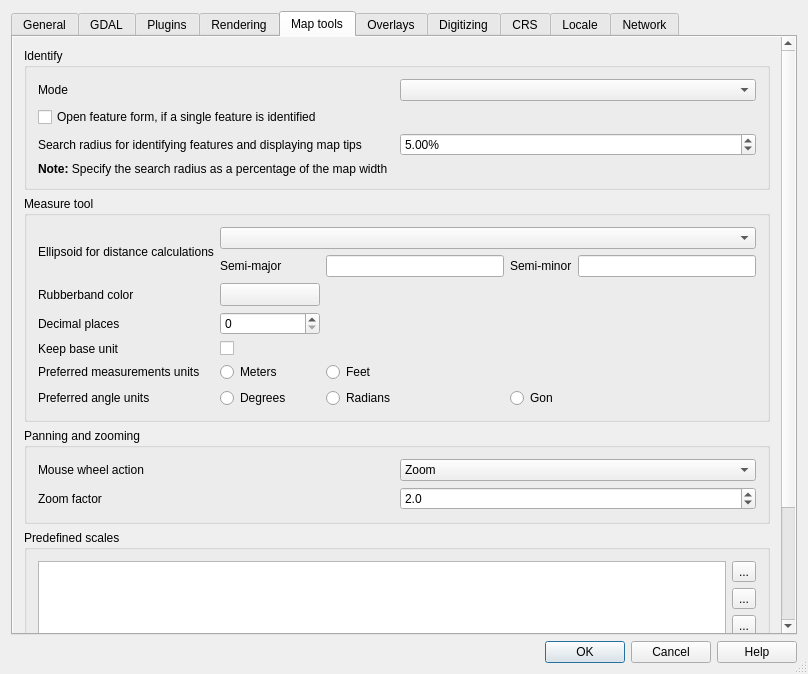
This is src/ui/qgsoptionsbase.ui in qgis/QGIS as Qt 5 draws it before an edit. The edited form follows.
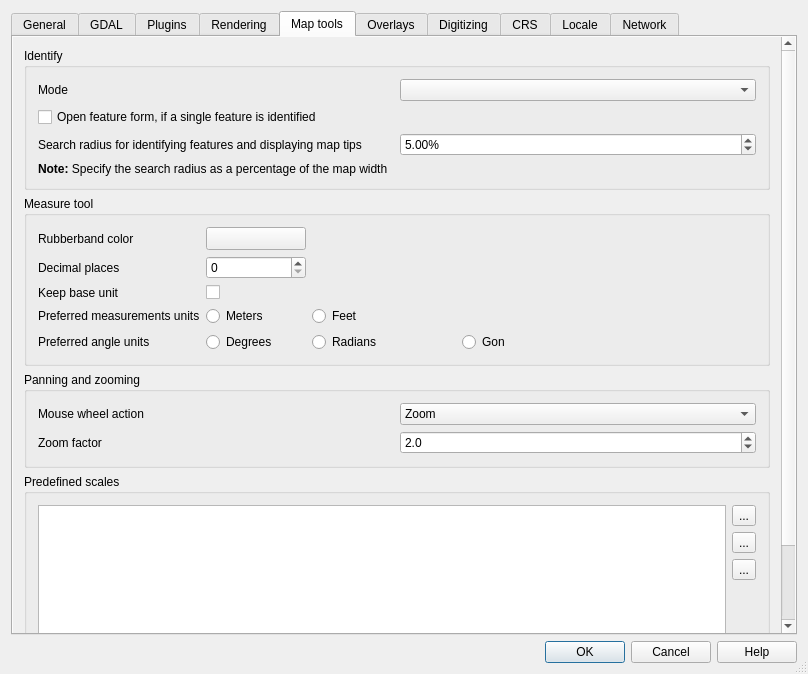
This is the edited form. The open tabs and pages were chosen to show the change. Icons and pictures are not drawn. Custom widgets are drawn as their Qt base class.

Commit message: Removed ellipsoid settings from QgsOptions

Patch:
```diff
--- a/src/ui/qgsoptionsbase.ui
+++ b/src/ui/qgsoptionsbase.ui
@@ -1561,7 +1561,7 @@
             <x>0</x>
             <y>0</y>
             <width>770</width>
-            <height>757</height>
+            <height>691</height>
            </rect>
           </property>
           <layout class="QGridLayout" name="gridLayout_4">
@@ -1780,21 +1780,14 @@
               <string>Measure tool</string>
              </property>
              <layout class="QGridLayout" name="gridLayout_21">
-              <item row="2" column="3">
-               <widget class="QLabel" name="label_42">
-                <property name="text">
-                 <string>Semi-minor</string>
-                </property>
-               </widget>
-              </item>
-              <item row="4" column="0">
+              <item row="2" column="0">
                <widget class="QLabel" name="textLabel1_10">
                 <property name="text">
                  <string>Rubberband color</string>
                 </property>
                </widget>
               </item>
-              <item row="4" column="1">
+              <item row="2" column="1">
                <widget class="QgsColorButton" name="pbnMeasureColor">
                 <property name="minimumSize">
                  <size>
@@ -1807,103 +1800,80 @@
                 </property>
                </widget>
               </item>
-              <item row="7" column="0">
+              <item row="5" column="0">
                <widget class="QLabel" name="textLabel1_11">
                 <property name="text">
                  <string>Preferred measurements units</string>
                 </property>
                </widget>
               </item>
-              <item row="7" column="1">
+              <item row="5" column="1">
                <widget class="QRadioButton" name="radMeters">
                 <property name="text">
                  <string>Meters</string>
                 </property>
                </widget>
               </item>
-              <item row="7" column="2">
+              <item row="5" column="2">
                <widget class="QRadioButton" name="radFeet">
                 <property name="text">
                  <string>Feet</string>
                 </property>
                </widget>
               </item>
-              <item row="8" column="0">
+              <item row="6" column="0">
                <widget class="QLabel" name="mAngleUnitsLabel">
                 <property name="text">
                  <string>Preferred angle units</string>
                 </property>
                </widget>
               </item>
-              <item row="8" column="1">
+              <item row="6" column="1">
                <widget class="QRadioButton" name="mDegreesRadioButton">
                 <property name="text">
                  <string>Degrees</string>
                 </property>
                </widget>
               </item>
-              <item row="8" column="2">
+              <item row="6" column="2">
                <widget class="QRadioButton" name="mRadiansRadioButton">
                 <property name="text">
                  <string>Radians</string>
                 </property>
                </widget>
               </item>
-              <item row="5" column="0">
+              <item row="3" column="0">
                <widget class="QLabel" name="label_12">
                 <property name="text">
                  <string>Decimal places</string>
                 </property>
                </widget>
               </item>
-              <item row="5" column="1">
+              <item row="3" column="1">
                <widget class="QSpinBox" name="mDecimalPlacesSpinBox"/>
               </item>
-              <item row="6" column="0">
+              <item row="4" column="0">
                <widget class="QLabel" name="label_13">
                 <property name="text">
                  <string>Keep base unit</string>
                 </property>
                </widget>
               </item>
-              <item row="6" column="1">
+              <item row="4" column="1">
                <widget class="QCheckBox" name="mKeepBaseUnitCheckBox">
                 <property name="text">
                  <string/>
                 </property>
                </widget>
               </item>
-              <item row="2" column="2">
-               <widget class="QLineEdit" name="leSemiMajor"/>
-              </item>
-              <item row="2" column="1">
-               <widget class="QLabel" name="label_41">
-                <property name="text">
-                 <string>Semi-major</string>
-                </property>
-               </widget>
-              </item>
-              <item row="8" column="3">
+              <item row="6" column="3">
                <widget class="QRadioButton" name="mGonRadioButton">
                 <property name="text">
                  <string>Gon</string>
                 </property>
                </widget>
               </item>
-              <item row="2" column="4">
-               <widget class="QLineEdit" name="leSemiMinor"/>
-              </item>
-              <item row="1" column="1" colspan="4">
-               <widget class="QComboBox" name="cmbEllipsoid"/>
-              </item>
-              <item row="1" column="0" rowspan="2">
-               <widget class="QLabel" name="textLabel1_8">
-                <property name="text">
-                 <string>Ellipsoid for distance calculations</string>
-                </property>
-               </widget>
-              </item>
-              <item row="4" column="2" colspan="3">
+              <item row="2" column="2" colspan="3">
                <spacer>
                 <property name="orientation">
                  <enum>Qt::Horizontal</enum>
```
Left out of the diff: 21 changed lines with no effect on the pictures. The commit also changes 2 other files.
